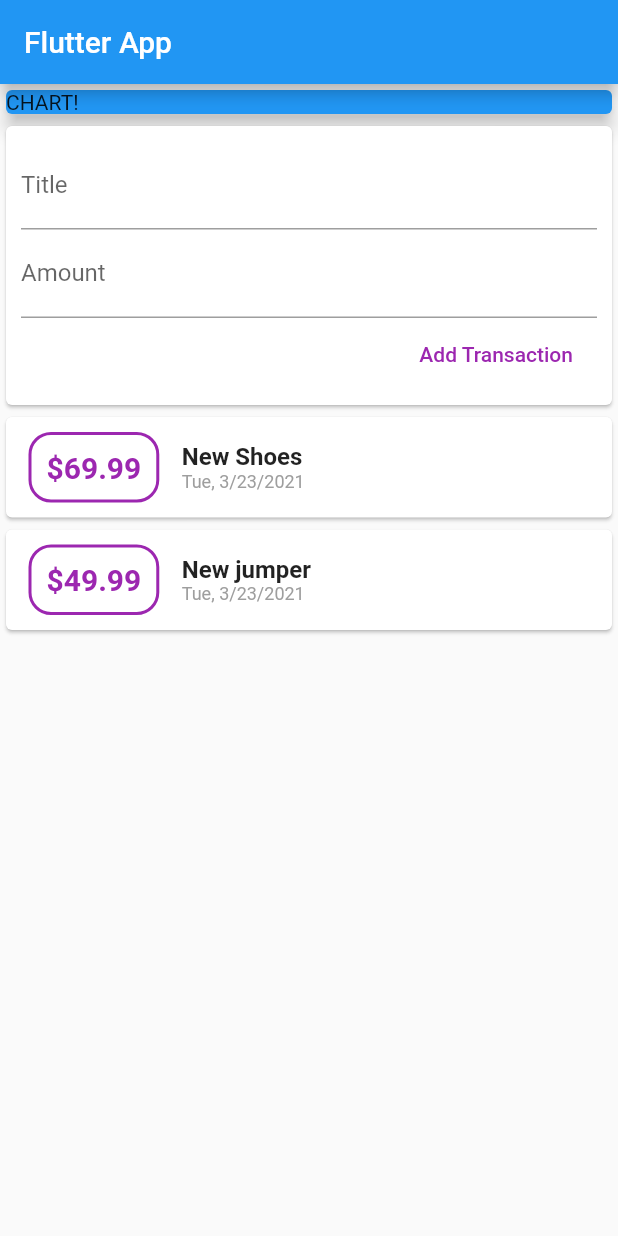
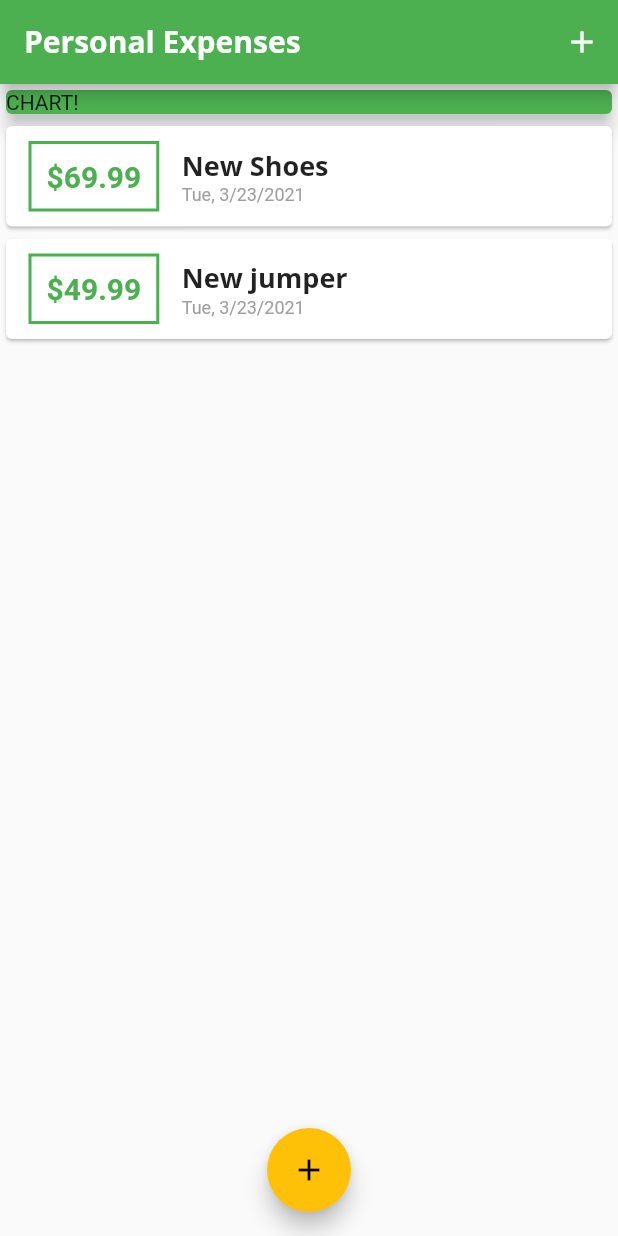
Before and after one commit to k0say/Expenses-app, a Flutter app: the screen it shows after launch, on a phone screen of 412 x 824 dp. Run offline on Flutter 3.47's test engine with Material 2 defaults, Android fonts, the phone set to English and light mode, and no system bars; Roboto replaces fonts that are missing (Open Sans).

Commit message:
Added fonts | custom themes | splitted to widget

```diff
--- a/expenses_app/lib/main.dart
+++ b/expenses_app/lib/main.dart
@@ -1,5 +1,8 @@
-import 'package:expenses_app/widgets/transaction_list.dart';
+import 'widgets/new_transaction.dart';
+import 'widgets/transaction_list.dart';
 import 'package:flutter/material.dart';
+
+import 'models/transaction.dart';
 
 void main() => runApp(MyApp());
 
@@ -7,67 +10,102 @@ class MyApp extends StatelessWidget {
   @override
   Widget build(BuildContext context) {
     return MaterialApp(
-      title: 'Flutter App',
+      title: 'Personal Expenses',
+      theme: ThemeData(
+          primarySwatch: Colors.green,
+          accentColor: Colors.amber,
+          fontFamily: 'Quicksand',
+          textTheme: ThemeData.light().textTheme.copyWith(
+                title: TextStyle(
+                    fontFamily: 'OpenSans',
+                    fontSize: 18,
+                    fontWeight: FontWeight.bold),
+              ),
+          appBarTheme: AppBarTheme(
+            textTheme: ThemeData.light().textTheme.copyWith(
+                  title: TextStyle(
+                      fontFamily: 'OpenSans',
+                      fontSize: 20,
+                      fontWeight: FontWeight.bold),
+                ),
+          )),
       home: MyHomePage(),
     );
   }
 }
 
-class MyHomePage extends StatelessWidget {
-  final titleController = TextEditingController();
-  final amountController = TextEditingController();
+class MyHomePage extends StatefulWidget {
+  @override
+  _MyHomePageState createState() => _MyHomePageState();
+}
+
+class _MyHomePageState extends State<MyHomePage> {
+  final List<Transaction> _userTransactions = [
+    Transaction(
+        id: 't1', title: 'New Shoes', amount: 69.99, date: DateTime.now()),
+    Transaction(
+        id: 't2', title: 'New jumper', amount: 49.99, date: DateTime.now())
+  ];
+
+  void _addNewTransaction(String title, double amount) {
+    final newTx = Transaction(
+      id: DateTime.now().toString(),
+      title: title,
+      amount: amount,
+      date: DateTime.now(),
+    );
+
+    setState(() {
+      _userTransactions.add(newTx);
+    });
+  }
+
+  void _startAddNewTransaction(BuildContext ctx) {
+    showModalBottomSheet(
+        context: ctx,
+        builder: (_) {
+          return GestureDetector(
+            child: NewTransaction(_addNewTransaction),
+            onTap: () {},
+            behavior: HitTestBehavior.opaque,
+          );
+        });
+  }
 
   @override
   Widget build(BuildContext context) {
     return Scaffold(
       appBar: AppBar(
-        title: Text('Flutter App'),
+        title: Text(
+          'Personal Expenses',
+          style: TextStyle(fontFamily: 'Open Sans'),
         ),
-      body: Column(
+        actions: <Widget>[
+          IconButton(
+              icon: Icon(Icons.add),
+              onPressed: () => _startAddNewTransaction(context)),
+        ],
+      ),
+      body: SingleChildScrollView(
+        child: Column(
           crossAxisAlignment: CrossAxisAlignment.stretch,
           children: <Widget>[
             Container(
               width: double.infinity,
               child: Card(
-              color: Colors.blue,
+                color: Theme.of(context).primaryColor,
                 child: Text('CHART!'),
                 elevation: 5,
               ),
             ),
-          Card(
-            child: Container(
-              padding: EdgeInsets.all(10),
-              child: Column(
-                crossAxisAlignment: CrossAxisAlignment.end,
-                children: [
-                  TextField(
-                    decoration: InputDecoration(labelText: 'Title'),
-                    controller: titleController,
-                  ),
-                  TextField(
-                    decoration: InputDecoration(labelText: 'Amount'),
-                    controller: amountController,
-                  ),
-                  ElevatedButton(
-                    onPressed: () {
-                      print(titleController.text);
-                    },
-                    child: Text('Add Transaction'),
-                    style: ButtonStyle(
-                      foregroundColor:
-                          MaterialStateProperty.all<Color>(Colors.purple),
-                      backgroundColor:
-                          MaterialStateProperty.all<Color>(Colors.white),
-                      shadowColor:
-                          MaterialStateProperty.all<Color>(Colors.transparent),
-                    ),
-                  ),
+            TransactionList(_userTransactions),
           ],
         ),
       ),
-          ),
-          TransactionList(),
-        ],
+      floatingActionButtonLocation: FloatingActionButtonLocation.centerFloat,
+      floatingActionButton: FloatingActionButton(
+        onPressed: () => _startAddNewTransaction(context),
+        child: Icon(Icons.add),
       ),
     );
   }
--- a/expenses_app/lib/widgets/transaction_list.dart
+++ b/expenses_app/lib/widgets/transaction_list.dart
@@ -2,23 +2,17 @@ import 'package:expenses_app/models/transaction.dart';
 import 'package:flutter/material.dart';
 import 'package:intl/intl.dart';
 
-class TransactionList extends StatefulWidget {
-  @override
-  _TransactionListState createState() => _TransactionListState();
-}
+class TransactionList extends StatelessWidget {
+  final List<Transaction> transactions;
 
-class _TransactionListState extends State<TransactionList> {
-  final List<Transaction> _userTransaction = [
-    Transaction(
-        id: 't1', title: 'New Shoes', amount: 69.99, date: DateTime.now()),
-    Transaction(
-        id: 't2', title: 'New jumper', amount: 49.99, date: DateTime.now())
-  ];
+  TransactionList(this.transactions);
 
   @override
   Widget build(BuildContext context) {
-    return Column(
-      children: _userTransaction.map((tx) {
+    return Container(
+      height: 300,
+      child: ListView.builder(
+        itemBuilder: (ctx, index) {
           return Card(
             child: Row(
               children: [
@@ -29,18 +23,19 @@ class _TransactionListState extends State<TransactionList> {
                     horizontal: 15,
                   ),
                   decoration: BoxDecoration(
-                  borderRadius: BorderRadius.all(Radius.circular(15)),
+                    // borderRadius: BorderRadius.all(Radius.circular(15)),
+                    shape: BoxShape.rectangle,
                     border: Border.all(
-                    color: Colors.purple,
+                      color: Theme.of(context).primaryColor,
                       width: 2,
                     ),
                   ),
                   child: Text(
-                  '\$${tx.amount}',
+                    '\$${transactions[index].amount.toStringAsFixed(2)}',
                     style: TextStyle(
                       fontWeight: FontWeight.bold,
                       fontSize: 20,
-                    color: Colors.purple,
+                      color: Theme.of(context).primaryColor,
                     ),
                   ),
                 ),
@@ -48,14 +43,11 @@ class _TransactionListState extends State<TransactionList> {
                   crossAxisAlignment: CrossAxisAlignment.start,
                   children: [
                     Text(
-                    tx.title,
-                    style: TextStyle(
-                      fontSize: 16,
-                      fontWeight: FontWeight.bold,
-                    ),
+                      transactions[index].title,
+                      style: Theme.of(context).textTheme.title,
                     ),
                     Text(
-                    DateFormat.yMEd().format(tx.date),
+                      DateFormat.yMEd().format(transactions[index].date),
                       style: TextStyle(
                         color: Colors.grey,
                         fontSize: 12,
@@ -66,7 +58,9 @@ class _TransactionListState extends State<TransactionList> {
               ],
             ),
           );
-      }).toList(),
+        },
+        itemCount: transactions.length,
+      ),
     );
   }
 }
```
Also changed, not shown: expenses_app/lib/widgets/new_transaction.dart (added, +63 -0 lines), expenses_app/pubspec.yaml (+11 -6 lines), expenses_app/assets/fonts/OpenSans-Bold.ttf (added), expenses_app/assets/fonts/OpenSans-Regular.ttf (added), expenses_app/assets/fonts/Quicksand-Bold.ttf (added), expenses_app/assets/fonts/Quicksand-Light.ttf (added), expenses_app/assets/fonts/Quicksand-Medium.ttf (added), expenses_app/assets/fonts/Quicksand-Regular.ttf (added). Lines whose indentation alone changed are shown as unchanged.
